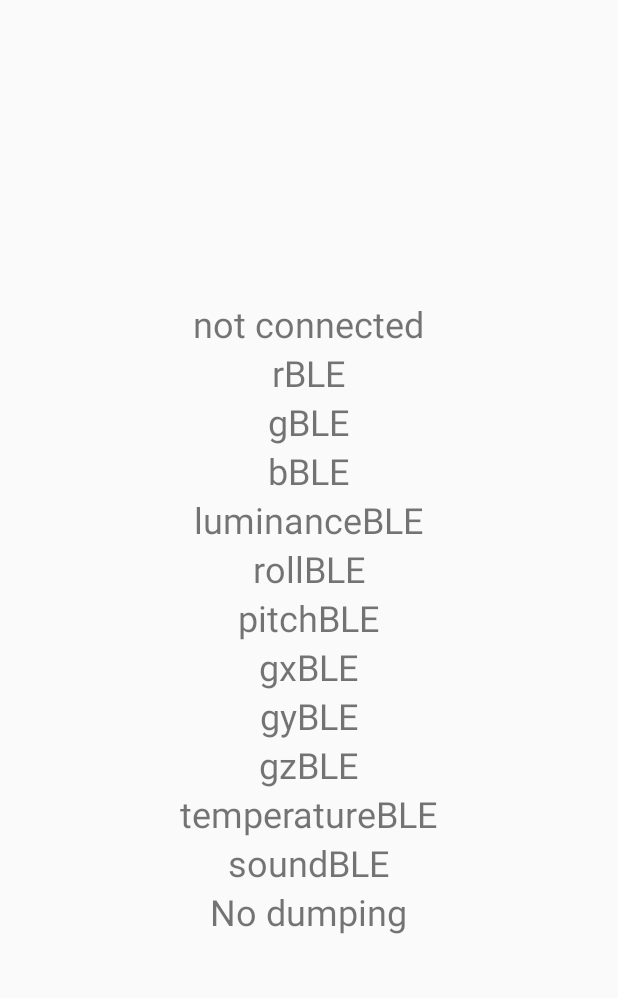
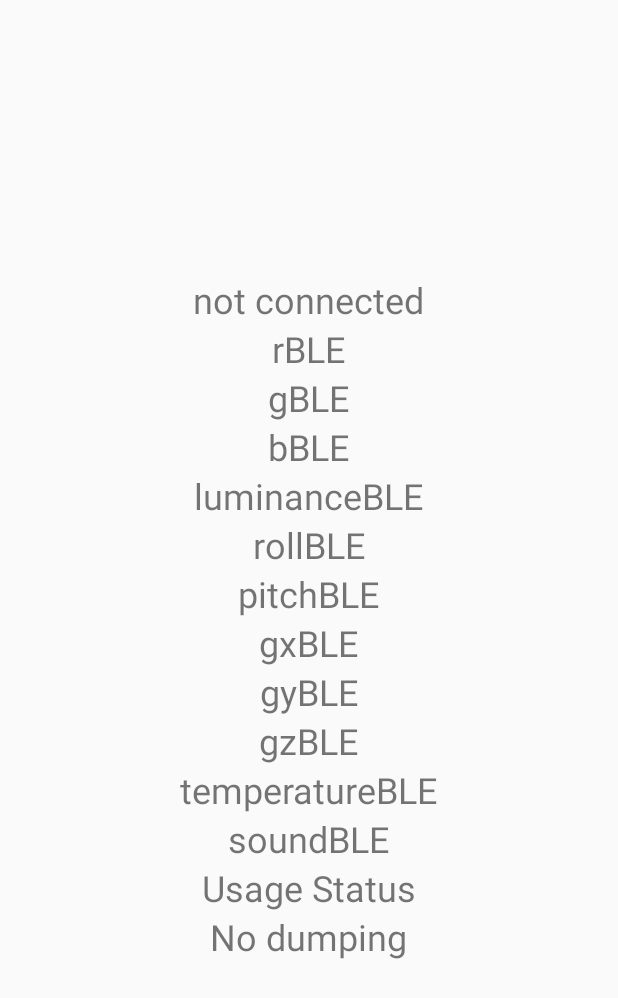
Before and after one commit to DingranFeng/InhalerApp, an Android app: the screen it shows after launch (MainActivity), on a phone screen of 412 x 824 dp. Shown: the top 998 px of the screen. Run offline under Robolectric (Android 15) with nearby library versions, the phone set to English and light mode, and no system bars.

Commit message:
usage decision tree

```diff
--- a/app/src/main/res/layout/activity_main.xml
+++ b/app/src/main/res/layout/activity_main.xml
@@ -90,6 +90,13 @@
         android:textSize="24sp" />
 
     <TextView
+        android:id="@+id/usage"
+        android:layout_width="wrap_content"
+        android:layout_height="wrap_content"
+        android:text="Usage Status"
+        android:textSize="24sp" />
+
+    <TextView
         android:id="@+id/dumping"
         android:layout_width="wrap_content"
         android:layout_height="wrap_content"
```
Also changed, not shown: app/src/main/java/com/example/inhalerapp/MainActivity.java (+55 -22 lines).
